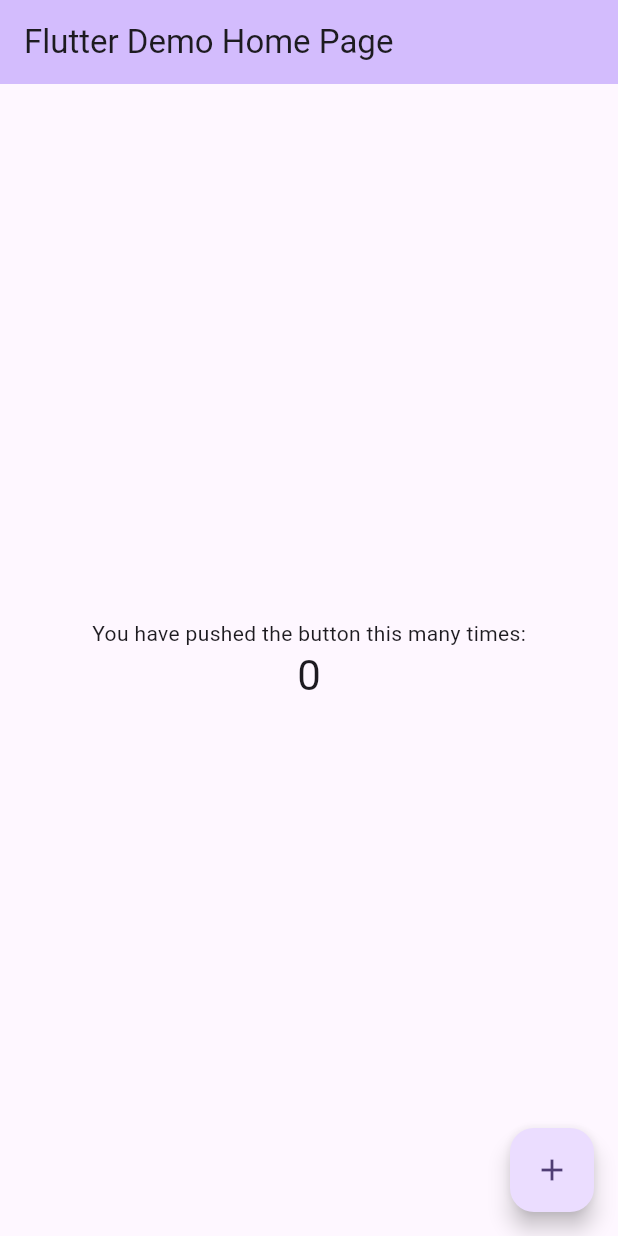
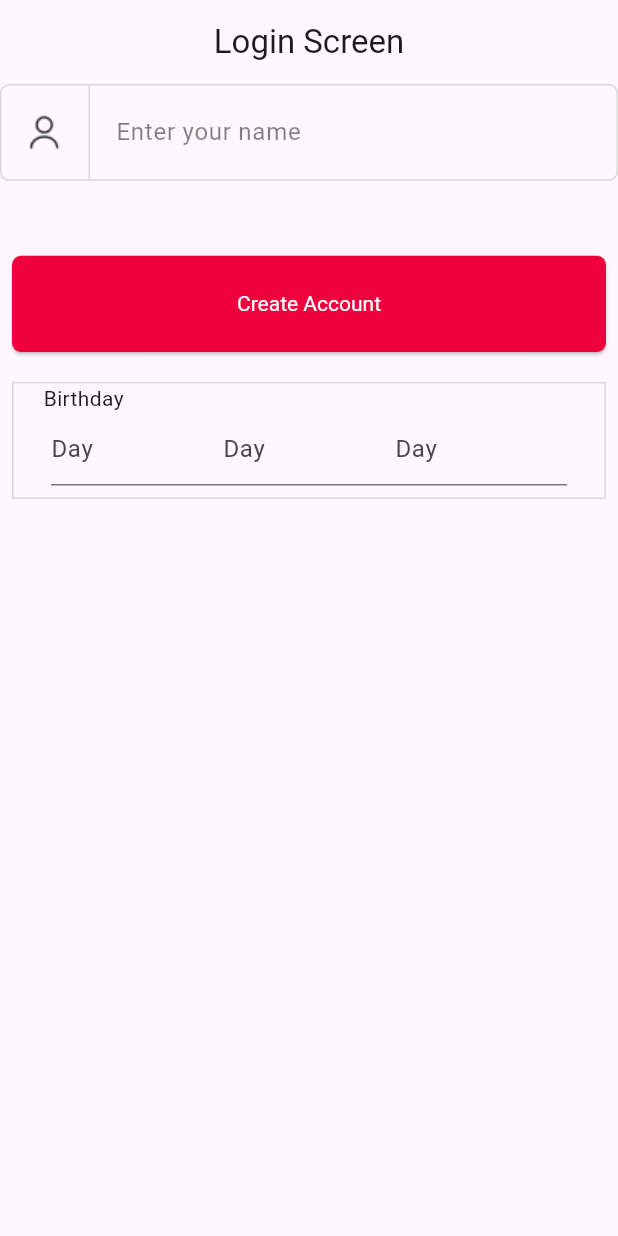
Before and after one commit to zaidahmedkhan/cosend_clone, a Flutter app: the screen it shows after launch, on a phone screen of 412 x 824 dp. Run offline on Flutter 3.47's test engine with Material 3 defaults, Android fonts, the phone set to English and light mode, and no system bars.

Commit message:
custom button and custom text field added

```diff
--- /dev/null
+++ b/lib/core/constants/app_assets.dart
@@ -0,0 +1,8 @@
+class AppImages {
+  static const String userName = "assets/images/auth/userName.png";
+  static const String personIcon = "assets/images/auth/personIcon.png";
+  static const String emailIcon = "assets/images/auth/emailIcon.png";
+  static const String location = "assets/images/auth/location.png";
+  static const String password = "assets/images/auth/password.png";
+  static const String uploadPhoto = "assets/images/auth/uploadPhoto.png";
+}
--- /dev/null
+++ b/lib/core/constants/app_colors.dart
@@ -0,0 +1,8 @@
+import 'package:flutter/material.dart';
+
+class AppColors {
+  static const Color primaryButton = Color(0xffEF013D);
+  static const Color whiteColor = Color(0xffFFFFFF);
+  static const Color textFieldBorderColor = Color(0xffD9D9D9);
+  static const Color hintTextColor = Color(0x80000000);
+}
--- /dev/null
+++ b/lib/core/constants/app_strings.dart
@@ -0,0 +1,3 @@
+class AppStrings {
+  static const String birthday = "Birthday";
+}
--- a/lib/main.dart
+++ b/lib/main.dart
@@ -1,3 +1,4 @@
+import 'package:cosend_clone/view/screens/login_screen.dart';
 import 'package:flutter/material.dart';
 
 void main() {
@@ -7,119 +8,12 @@
 class MyApp extends StatelessWidget {
   const MyApp({super.key});
 
-  // This widget is the root of your application.
   @override
   Widget build(BuildContext context) {
     return MaterialApp(
-      title: 'Flutter Demo',
-      theme: ThemeData(
-        // This is the theme of your application.
-        //
-        // TRY THIS: Try running your application with "flutter run". You'll see
-        // the application has a purple toolbar. Then, without quitting the app,
-        // try changing the seedColor in the colorScheme below to Colors.green
-        // and then invoke "hot reload" (save your changes or press the "hot
-        // reload" button in a Flutter-supported IDE, or press "r" if you used
-        // the command line to start the app).
-        //
-        // Notice that the counter didn't reset back to zero; the application
-        // state is not lost during the reload. To reset the state, use hot
-        // restart instead.
-        //
-        // This works for code too, not just values: Most code changes can be
-        // tested with just a hot reload.
-        colorScheme: ColorScheme.fromSeed(seedColor: Colors.deepPurple),
-        useMaterial3: true,
-      ),
-      home: const MyHomePage(title: 'Flutter Demo Home Page'),
+      debugShowCheckedModeBanner: false,
+      theme: ThemeData(useMaterial3: true),
+      home: const LoginScreen(),
     );
   }
 }
-
-class MyHomePage extends StatefulWidget {
-  const MyHomePage({super.key, required this.title});
-
-  // This widget is the home page of your application. It is stateful, meaning
-  // that it has a State object (defined below) that contains fields that affect
-  // how it looks.
-
-  // This class is the configuration for the state. It holds the values (in this
-  // case the title) provided by the parent (in this case the App widget) and
-  // used by the build method of the State. Fields in a Widget subclass are
-  // always marked "final".
-
-  final String title;
-
-  @override
-  State<MyHomePage> createState() => _MyHomePageState();
-}
-
-class _MyHomePageState extends State<MyHomePage> {
-  int _counter = 0;
-
-  void _incrementCounter() {
-    setState(() {
-      // This call to setState tells the Flutter framework that something has
-      // changed in this State, which causes it to rerun the build method below
-      // so that the display can reflect the updated values. If we changed
-      // _counter without calling setState(), then the build method would not be
-      // called again, and so nothing would appear to happen.
-      _counter++;
-    });
-  }
-
-  @override
-  Widget build(BuildContext context) {
-    // This method is rerun every time setState is called, for instance as done
-    // by the _incrementCounter method above.
-    //
-    // The Flutter framework has been optimized to make rerunning build methods
-    // fast, so that you can just rebuild anything that needs updating rather
-    // than having to individually change instances of widgets.
-    return Scaffold(
-      appBar: AppBar(
-        // TRY THIS: Try changing the color here to a specific color (to
-        // Colors.amber, perhaps?) and trigger a hot reload to see the AppBar
-        // change color while the other colors stay the same.
-        backgroundColor: Theme.of(context).colorScheme.inversePrimary,
-        // Here we take the value from the MyHomePage object that was created by
-        // the App.build method, and use it to set our appbar title.
-        title: Text(widget.title),
-      ),
-      body: Center(
-        // Center is a layout widget. It takes a single child and positions it
-        // in the middle of the parent.
-        child: Column(
-          // Column is also a layout widget. It takes a list of children and
-          // arranges them vertically. By default, it sizes itself to fit its
-          // children horizontally, and tries to be as tall as its parent.
-          //
-          // Column has various properties to control how it sizes itself and
-          // how it positions its children. Here we use mainAxisAlignment to
-          // center the children vertically; the main axis here is the vertical
-          // axis because Columns are vertical (the cross axis would be
-          // horizontal).
-          //
-          // TRY THIS: Invoke "debug painting" (choose the "Toggle Debug Paint"
-          // action in the IDE, or press "p" in the console), to see the
-          // wireframe for each widget.
-          mainAxisAlignment: MainAxisAlignment.center,
-          children: <Widget>[
-            const Text(
-              'You have pushed the button this many times:',
-            ),
-            Text(
-              '$_counter',
-              style: Theme.of(context).textTheme.headlineMedium,
-            ),
-          ],
-        ),
-      ),
-      floatingActionButton: FloatingActionButton(
-        onPressed: _incrementCounter,
-        tooltip: 'Increment',
-        child: const Icon(Icons.add),
-      ), // This trailing comma makes auto-formatting nicer for build methods.
-    );
-  }
-}
--- /dev/null
+++ b/lib/view/screens/login_screen.dart
@@ -0,0 +1,43 @@
+import 'package:cosend_clone/core/constants/app_assets.dart';
+import 'package:cosend_clone/core/constants/app_colors.dart';
+import 'package:cosend_clone/view/widgets/birthday_text_field.dart';
+import 'package:cosend_clone/view/widgets/custom_button.dart';
+import 'package:cosend_clone/view/widgets/custom_text_field.dart';
+import 'package:flutter/material.dart';
+
+class LoginScreen extends StatelessWidget {
+  const LoginScreen({super.key});
+
+  @override
+  Widget build(BuildContext context) {
+    return Scaffold(
+      appBar: AppBar(
+        centerTitle: true,
+        title: const Text("Login Screen"),
+      ),
+      body: Center(
+        child: Column(
+          children: [
+            const CustomTextfield(
+              hintText: "   Enter your name",
+              prefixIconPath: AppImages.personIcon,
+              borderRadius: 6,
+            ),
+            const SizedBox(height: 50),
+            CustomButton(
+              onTap: () {},
+              width: 396,
+              height: 64.1,
+              buttonColor: AppColors.primaryButton,
+              title: "Create Account",
+              textColor: AppColors.whiteColor,
+              borderRdaius: 6,
+            ),
+            SizedBox(height: 20),
+            BirthdayTextField(),
+          ],
+        ),
+      ),
+    );
+  }
+}
--- /dev/null
+++ b/lib/view/widgets/birthday_text_field.dart
@@ -0,0 +1,49 @@
+import 'package:cosend_clone/core/constants/app_colors.dart';
+import 'package:cosend_clone/core/constants/app_strings.dart';
+import 'package:flutter/material.dart';
+
+class BirthdayTextField extends StatelessWidget {
+  const BirthdayTextField({super.key});
+
+  @override
+  Widget build(BuildContext context) {
+    return Container(
+      width: 396,
+      height: 78,
+      decoration: BoxDecoration(
+          border: Border.all(color: AppColors.textFieldBorderColor)),
+      child: const Column(
+        children: [
+          Row(
+            children: [
+              SizedBox(width: 20),
+              Text(AppStrings.birthday),
+            ],
+          ),
+          Row(
+            mainAxisAlignment: MainAxisAlignment.spaceBetween,
+            children: [
+              SizedBox(width: 25),
+              Expanded(
+                child: TextField(
+                  decoration: InputDecoration(hintText: "Day"),
+                ),
+              ),
+              Expanded(
+                child: TextField(
+                  decoration: InputDecoration(hintText: "Day"),
+                ),
+              ),
+              Expanded(
+                child: TextField(
+                  decoration: InputDecoration(hintText: "Day"),
+                ),
+              ),
+              SizedBox(width: 25),
+            ],
+          )
+        ],
+      ),
+    );
+  }
+}
--- /dev/null
+++ b/lib/view/widgets/custom_button.dart
@@ -0,0 +1,42 @@
+import 'package:flutter/material.dart';
+
+class CustomButton extends StatelessWidget {
+  const CustomButton({
+    super.key,
+    required this.onTap,
+    required this.width,
+    required this.height,
+    required this.buttonColor,
+    required this.title,
+    required this.textColor,
+    required this.borderRdaius,
+  });
+
+  final Function() onTap;
+  final double width;
+  final double height;
+  final Color buttonColor;
+  final String title;
+  final Color textColor;
+  final double borderRdaius;
+
+  @override
+  Widget build(BuildContext context) {
+    return SizedBox(
+      width: width,
+      height: height,
+      child: ElevatedButton(
+        onPressed: onTap,
+        style: ElevatedButton.styleFrom(
+            backgroundColor: buttonColor,
+            textStyle: TextStyle(color: buttonColor),
+            shape: RoundedRectangleBorder(
+                borderRadius: BorderRadius.circular(borderRdaius))),
+        child: Text(
+          title,
+          style: TextStyle(color: textColor),
+        ),
+      ),
+    );
+  }
+}
--- /dev/null
+++ b/lib/view/widgets/custom_text_field.dart
@@ -0,0 +1,51 @@
+import 'package:cosend_clone/core/constants/app_colors.dart';
+import 'package:flutter/material.dart';
+
+class CustomTextfield extends StatelessWidget {
+  const CustomTextfield(
+      {super.key,
+      required this.hintText,
+      required this.borderRadius,
+      required this.prefixIconPath,
+      this.height = 64.51,
+      this.width = 396});
+  final String hintText;
+  final double borderRadius;
+  final double height;
+  final double width;
+  final String prefixIconPath;
+
+  @override
+  Widget build(BuildContext context) {
+    return ConstrainedBox(
+      constraints: BoxConstraints(minHeight: height, minWidth: width),
+      child: TextField(
+          decoration: InputDecoration(
+              prefixIcon: Container(
+                height: 64.51,
+                width: 60,
+                decoration: const BoxDecoration(
+                    border: Border(
+                        right:
+                            BorderSide(color: AppColors.textFieldBorderColor))),
+                child: Center(
+                  child: Image.asset(
+                    prefixIconPath,
+                    height: 24,
+                    width: 24,
+                  ),
+                ),
+              ),
+              hintText: hintText,
+              hintStyle: const TextStyle(color: AppColors.hintTextColor),
+              enabledBorder: OutlineInputBorder(
+                  borderRadius: BorderRadius.circular(borderRadius),
+                  borderSide:
+                      const BorderSide(color: AppColors.textFieldBorderColor)),
+              focusedBorder: OutlineInputBorder(
+                  borderRadius: BorderRadius.circular(borderRadius),
+                  borderSide: const BorderSide(
+                      color: AppColors.textFieldBorderColor)))),
+    );
+  }
+}
--- a/pubspec.yaml
+++ b/pubspec.yaml
@@ -59,8 +59,8 @@ flutter:
   uses-material-design: true
 
   # To add assets to your application, add an assets section, like this:
-  # assets:
-  #   - images/a_dot_burr.jpeg
+  assets:
+    - assets/images/auth/
   #   - images/a_dot_ham.jpeg
 
   # An image asset can refer to one or more resolution-specific "variants", see
```
Also changed, not shown: assets/images/auth/emailIcon.png (added), assets/images/auth/location.png (added), assets/images/auth/password.png (added), assets/images/auth/personIcon.png (added), assets/images/auth/uploadPhoto.png (added), assets/images/auth/userName.png (added).
